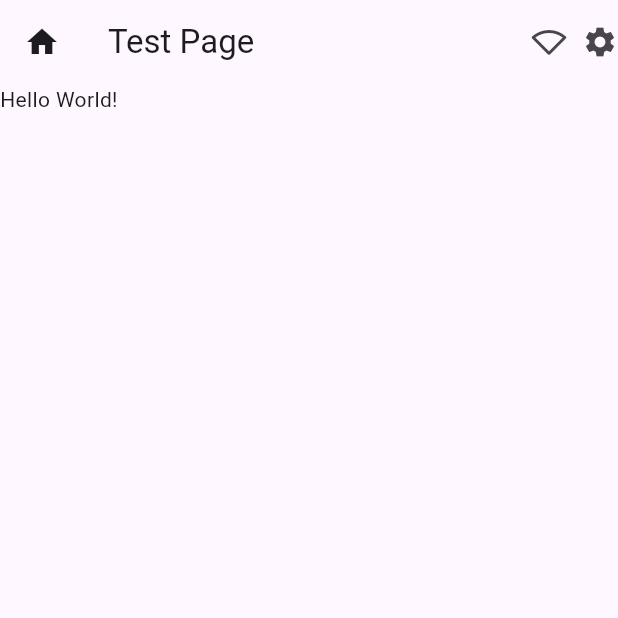
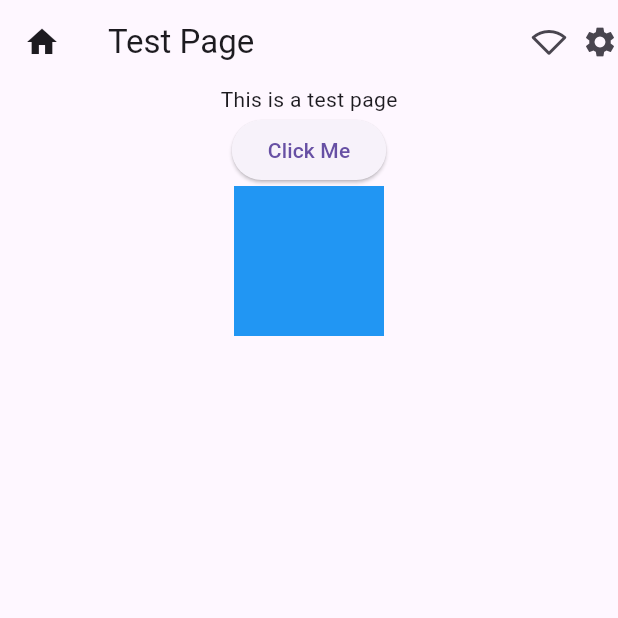
Before and after one commit to Mariem-Mallek/frontend-Spotify-mobile, a Flutter app: the screen it shows after launch, on a phone screen of 412 x 824 dp, the top half of it. Run offline on Flutter 3.47's test engine with Material 3 defaults, Android fonts, the light colour scheme and no system bars.

Commit message:
test colonne

```diff
--- a/lib/test_page.dart
+++ b/lib/test_page.dart
@@ -17,7 +17,22 @@ class TestPage extends StatelessWidget {
             Icon(Icons.settings),
           ]
         ),
-        body: Text("Hello World!")),
+        body: Container(
+          //Container prend toute la largeur de l'écran
+          width: double.infinity,
+          child :Column(
+            children: [
+              Text("This is a test page"),
+              ElevatedButton(onPressed: (){}, child: Text("Click Me")),
+              Container(
+                  height: 100,
+                  width: 100,
+                  color: Colors.blue,
+              )
+            ],
+          ),
+        )
+      ),
     );
   }
 }
```
Also changed, not shown: 1 other file.
